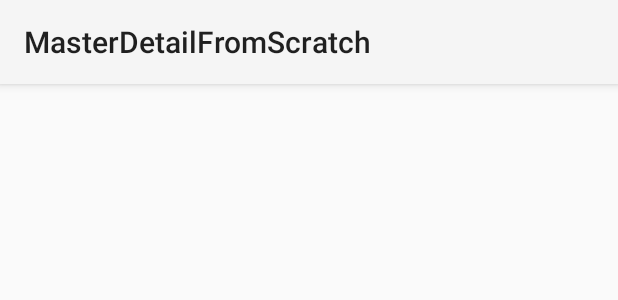
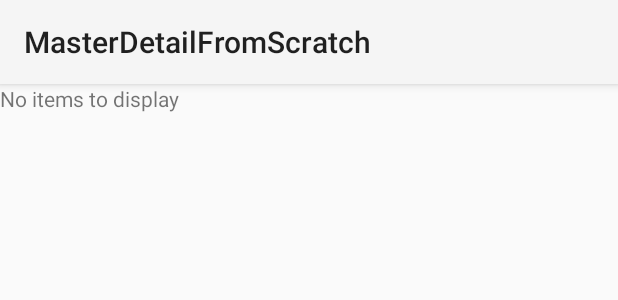
Before and after one commit to appoll/MasterDetailFromScratch, an Android app: the layout activity_main_list.xml on its own in the app's theme, with its tools: preview values and no code run, on a phone screen of 412 x 824 dp. Shown: the top 300 px of the screen. Run offline under Robolectric (Android 15) with nearby library versions, the phone set to English and light mode, and no system bars.

```diff
--- a/app/src/main/AndroidManifest.xml
+++ b/app/src/main/AndroidManifest.xml
@@ -2,6 +2,7 @@
 <manifest xmlns:android="http://schemas.android.com/apk/res/android"
     package="antton.paul.masterdetailfromscratch" >
 
+    <uses-permission android:name="android.permission.INTERNET"/>
     <application
         android:allowBackup="true"
         android:icon="@drawable/ic_launcher"
--- a/app/src/main/res/layout/activity_main_list.xml
+++ b/app/src/main/res/layout/activity_main_list.xml
@@ -10,4 +10,15 @@
         android:layout_alignParentTop="true"
         android:layout_alignParentLeft="true"
         android:layout_alignParentStart="true" />
+
+    <TextView
+        android:id="@android:id/empty"
+        android:layout_width="match_parent"
+        android:layout_height="wrap_content"
+        android:layout_alignParentTop="true"
+        android:layout_alignParentLeft="true"
+        android:text="@string/no_items"
+        />
+
+
 </RelativeLayout>
```
Also changed, not shown: app/src/main/java/antton/paul/masterdetailfromscratch/MainListActivity.java (+49 -1 lines), app/src/main/res/values/strings.xml (+11 -0 lines), 1 other file.
